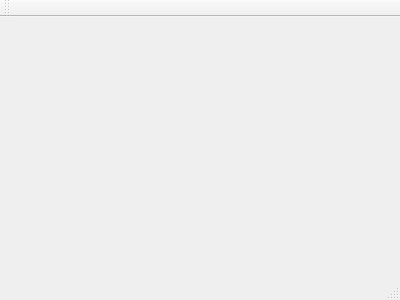
Above: gamry-600-reference/src/GamryChronoAmperometrySimpleUI/mainwindow.ui from atraastrum/project-a-elec-e8002 before the change. Below: the same form after it.
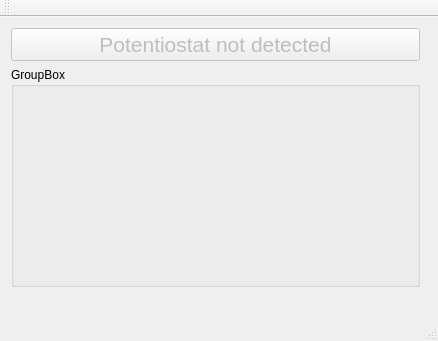
That is the form after the change. Custom widgets are drawn as their Qt base class.

Diff of the .ui file:
```diff
--- a/gamry-600-reference/src/GamryChronoAmperometrySimpleUI/mainwindow.ui
+++ b/gamry-600-reference/src/GamryChronoAmperometrySimpleUI/mainwindow.ui
@@ -1,24 +1,92 @@
 <ui version="4.0">
  <class>MainWindow</class>
- <widget class="QMainWindow" name="MainWindow" >
-  <property name="geometry" >
+ <widget class="QMainWindow" name="MainWindow">
+  <property name="geometry">
    <rect>
     <x>0</x>
     <y>0</y>
-    <width>400</width>
-    <height>300</height>
+    <width>438</width>
+    <height>341</height>
    </rect>
   </property>
   <property name="windowTitle" >
    <string>MainWindow</string>
   </property>
-  <widget class="QMenuBar" name="menuBar" />
-  <widget class="QToolBar" name="mainToolBar" />
-  <widget class="QWidget" name="centralWidget" />
-  <widget class="QStatusBar" name="statusBar" />
+  <widget class="QWidget" name="centralWidget">
+   <widget class="QWidget" name="verticalLayoutWidget">
+    <property name="geometry">
+     <rect>
+      <x>0</x>
+      <y>0</y>
+      <width>431</width>
+      <height>281</height>
+     </rect>
+    </property>
+    <layout class="QVBoxLayout" name="verticalLayout">
+     <item>
+      <widget class="QPushButton" name="pushButton">
+       <property name="enabled">
+        <bool>false</bool>
+       </property>
+       <property name="font">
+        <font>
+         <pointsize>16</pointsize>
+        </font>
+       </property>
+       <property name="text">
+        <string>Potentiostat not detected</string>
+       </property>
+      </widget>
+     </item>
+     <item>
+      <widget class="QGroupBox" name="groupBox">
+       <property name="title">
+        <string>GroupBox</string>
+       </property>
+       <widget class="QCustomPlot" name="widget" native="true">
+        <property name="geometry">
+         <rect>
+          <x>10</x>
+          <y>20</y>
+          <width>411</width>
+          <height>211</height>
+         </rect>
+        </property>
+       </widget>
+      </widget>
+     </item>
+    </layout>
+   </widget>
+  </widget>
+  <widget class="QMenuBar" name="menuBar">
+   <property name="geometry">
+    <rect>
+     <x>0</x>
+     <y>0</y>
+     <width>438</width>
+     <height>21</height>
+    </rect>
+   </property>
+  </widget>
+  <widget class="QToolBar" name="mainToolBar">
+   <attribute name="toolBarArea">
+    <enum>TopToolBarArea</enum>
+   </attribute>
+   <attribute name="toolBarBreak">
+    <bool>false</bool>
+   </attribute>
+  </widget>
+  <widget class="QStatusBar" name="statusBar"/>
  </widget>
- <layoutDefault spacing="6" margin="11" />
- <pixmapfunction></pixmapfunction>
+ <layoutdefault spacing="6" margin="11"/>
+ <customwidgets>
+  <customwidget>
+   <class>QCustomPlot</class>
+   <extends>QWidget</extends>
+   <header>qcustomplot.h</header>
+   <container>1</container>
+  </customwidget>
+ </customwidgets>
  <resources/>
  <connections/>
 </ui>
```
Left out of the diff: 3 changed lines with no effect on the pictures.
